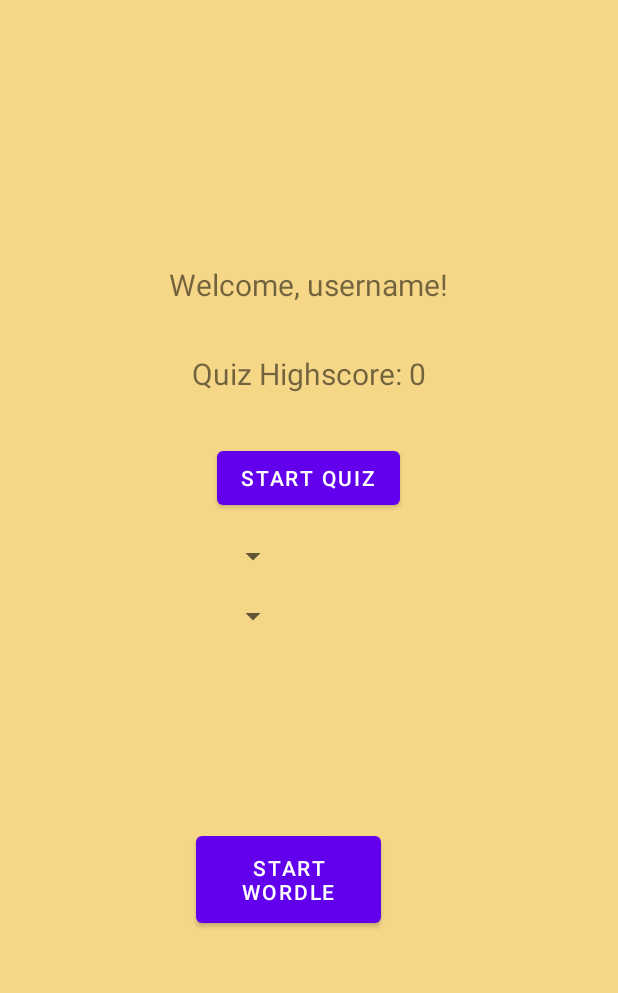
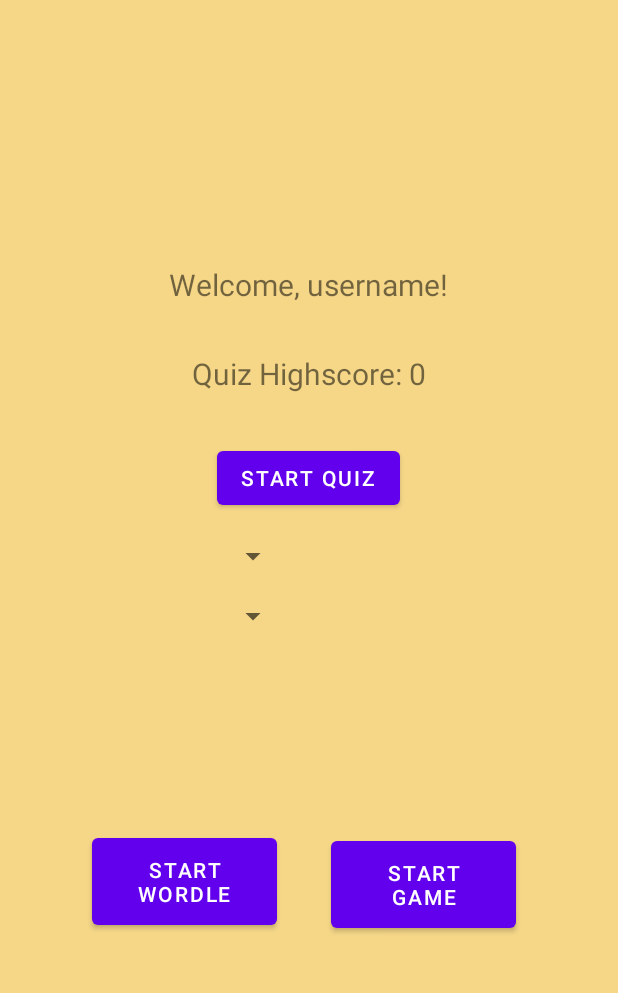
Before and after one commit to SamCull/CognitiveApp, an Android app: the layout activity_starting_screen.xml on its own in the app's theme, with its tools: preview values and no code run, on a phone screen of 412 x 824 dp, the part 140-1133 px from its top. Run offline under Robolectric (Android 15) with nearby library versions, the phone set to English and light mode, and no system bars.

Commit message:
Rearranged home screen game buttons

```diff
--- a/app/src/main/res/layout/activity_starting_screen.xml
+++ b/app/src/main/res/layout/activity_starting_screen.xml
@@ -71,8 +71,18 @@
         android:layout_height="70dp"
         android:layout_alignParentEnd="true"
         android:layout_alignParentBottom="true"
-        android:layout_marginEnd="142dp"
-        android:layout_marginBottom="93dp"
+        android:layout_marginEnd="211dp"
+        android:layout_marginBottom="92dp"
         android:text="Start Wordle" />
 
+    <Button
+        android:id="@+id/button_start_game"
+        android:layout_width="123dp"
+        android:layout_height="70dp"
+        android:layout_alignParentEnd="true"
+        android:layout_alignParentBottom="true"
+        android:layout_marginEnd="52dp"
+        android:layout_marginBottom="90dp"
+        android:text="Start Game" />
+
 </RelativeLayout>
```
Also changed, not shown: app/src/main/java/com/vogella/android/cognitiveapp/Category.java (+8 -3 lines).
